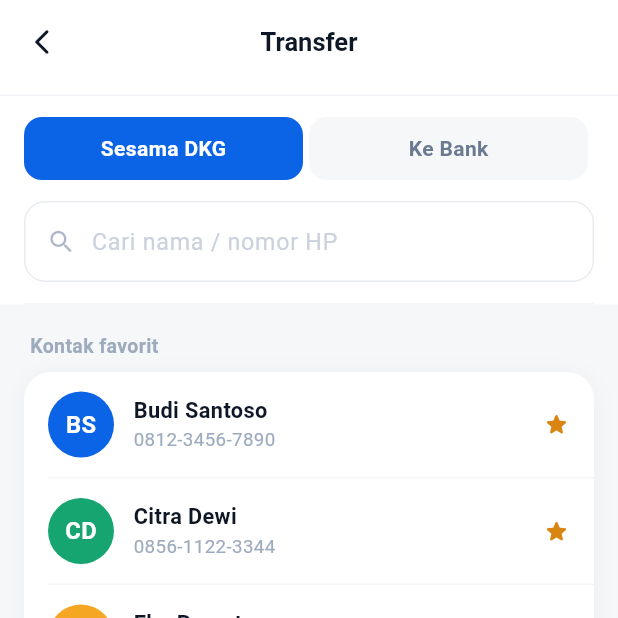
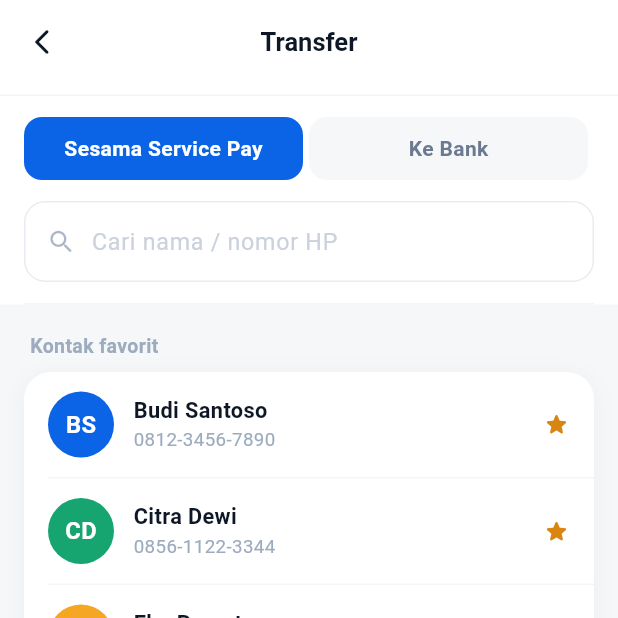
Before and after one commit to annddvaa/emoney_service, a Flutter app: the TransferPage screen opened by its route, on a phone screen of 412 x 824 dp, the top half of it. Run offline on Flutter 3.47's test engine with Material 3 defaults, Android fonts, the phone set to English and light mode, and no system bars; our stand-ins replace app_links, dio, equatable, firebase_auth, firebase_core, flutter_bloc and 5 more; missing offline and left inert: mobile_scanner; accounts and stored records are empty; Roboto replaces fonts that are missing (PlusJakartaSans).

Commit message:
feat(transfer): implementasi halaman transfer Service Pay

```diff
--- a/lib/presentation/pages/transfer/transfer_page.dart
+++ b/lib/presentation/pages/transfer/transfer_page.dart
@@ -4,7 +4,6 @@
 import '../../widgets/app_avatar.dart';
 import '../../widgets/app_field.dart';
 import '../../widgets/app_top_bar.dart';
-import '../../widgets/feature_icon.dart';
 
 const _contacts = [
   {'id': '1', 'name': 'Budi Santoso', 'sub': '0812-3456-7890', 'fav': true},
@@ -44,7 +43,7 @@
             child: Column(
               children: [
                 Row(
-                  children: [['dkg', 'Sesama DKG'], ['bank', 'Ke Bank']].map((t) {
+                  children: [['dkg', 'Sesama Service Pay'], ['bank', 'Ke Bank']].map((t) {
                     final active = _tab == t[0];
                     return Expanded(
                       child: GestureDetector(
```
